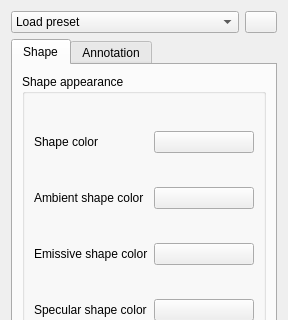
Before: the Qt Designer form src/Mod/Draft/Resources/ui/TaskPanel_SetStyle.ui in southseact-3d/fcd, drawn with Qt 5; both pictures show x 0 to 288 and y 0 to 320 of the 288 by 945 pixel window.
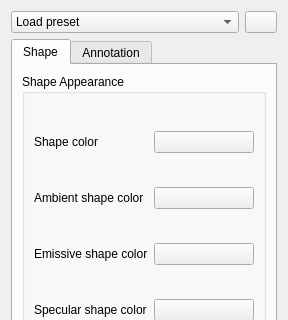
After: the same form once the commit is applied. Icons and pictures are not drawn. Custom widgets are drawn as their Qt base class.

```diff
--- a/src/Mod/Draft/Resources/ui/TaskPanel_SetStyle.ui
+++ b/src/Mod/Draft/Resources/ui/TaskPanel_SetStyle.ui
@@ -60,7 +60,7 @@
        <item>
         <widget class="QGroupBox" name="groupBox_1">
          <property name="title">
-          <string>Shape appearance</string>
+          <string>Shape Appearance</string>
          </property>
          <layout class="QGridLayout" name="gridLayout_1" columnstretch="1,0" columnminimumwidth="0,100">
           <item row="0" column="0">
```
Left out of the diff: 8 changed lines with no effect on the pictures.
